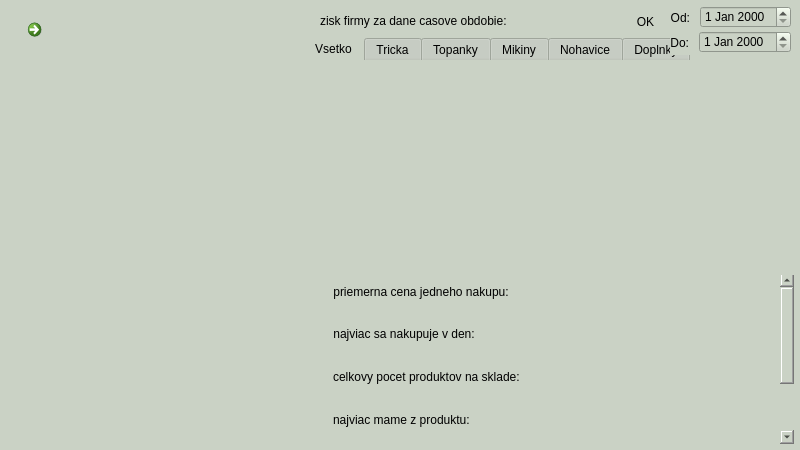
tomas-magat/camels-eshop-infosystem, file source/code/main.ui: the form before one commit.
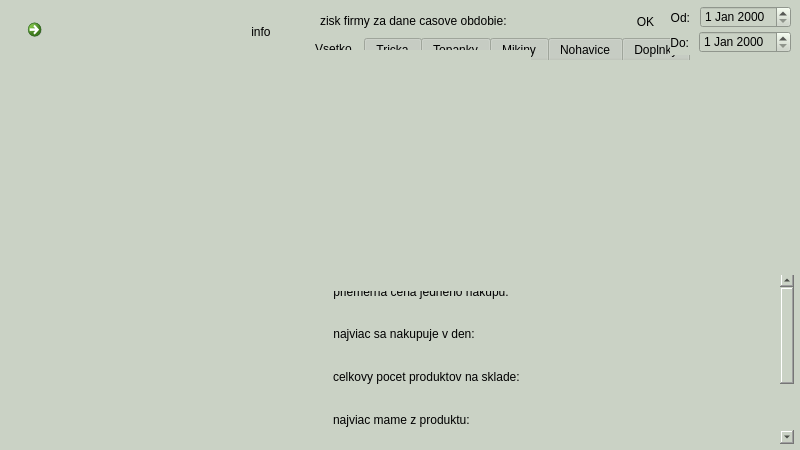
The form after the commit. The open tabs and pages were chosen to show the change. Icons and pictures are not drawn.

Patch:
```diff
--- a/source/code/main.ui
+++ b/source/code/main.ui
@@ -3936,7 +3936,7 @@
                <number>10</number>
               </property>
               <property name="rightMargin">
-               <number>50</number>
+               <number>20</number>
               </property>
               <property name="bottomMargin">
                <number>10</number>
@@ -3976,6 +3976,23 @@
              </layout>
             </widget>
            </item>
+           <item>
+            <widget class="QPushButton" name="pushButton_3">
+             <property name="maximumSize">
+              <size>
+               <width>40</width>
+               <height>20</height>
+              </size>
+             </property>
+             <property name="styleSheet">
+              <string notr="true">border:none
+</string>
+             </property>
+             <property name="text">
+              <string>info</string>
+             </property>
+            </widget>
+           </item>
           </layout>
          </widget>
         </item>
@@ -4053,7 +4070,7 @@
         <property name="geometry">
          <rect>
           <x>0</x>
-          <y>0</y>
+          <y>-79</y>
           <width>474</width>
           <height>250</height>
          </rect>
@@ -4797,6 +4814,22 @@
         <string>OK</string>
        </property>
       </widget>
+      <widget class="QLabel" name="label_18">
+       <property name="geometry">
+        <rect>
+         <x>80</x>
+         <y>50</y>
+         <width>451</width>
+         <height>241</height>
+        </rect>
+       </property>
+       <property name="styleSheet">
+        <string notr="true"/>
+       </property>
+       <property name="text">
+        <string/>
+       </property>
+      </widget>
      </widget>
     </widget>
     <widget class="QWidget" name="index">
```
Left out of the diff: 42 changed lines with no effect on the pictures.
